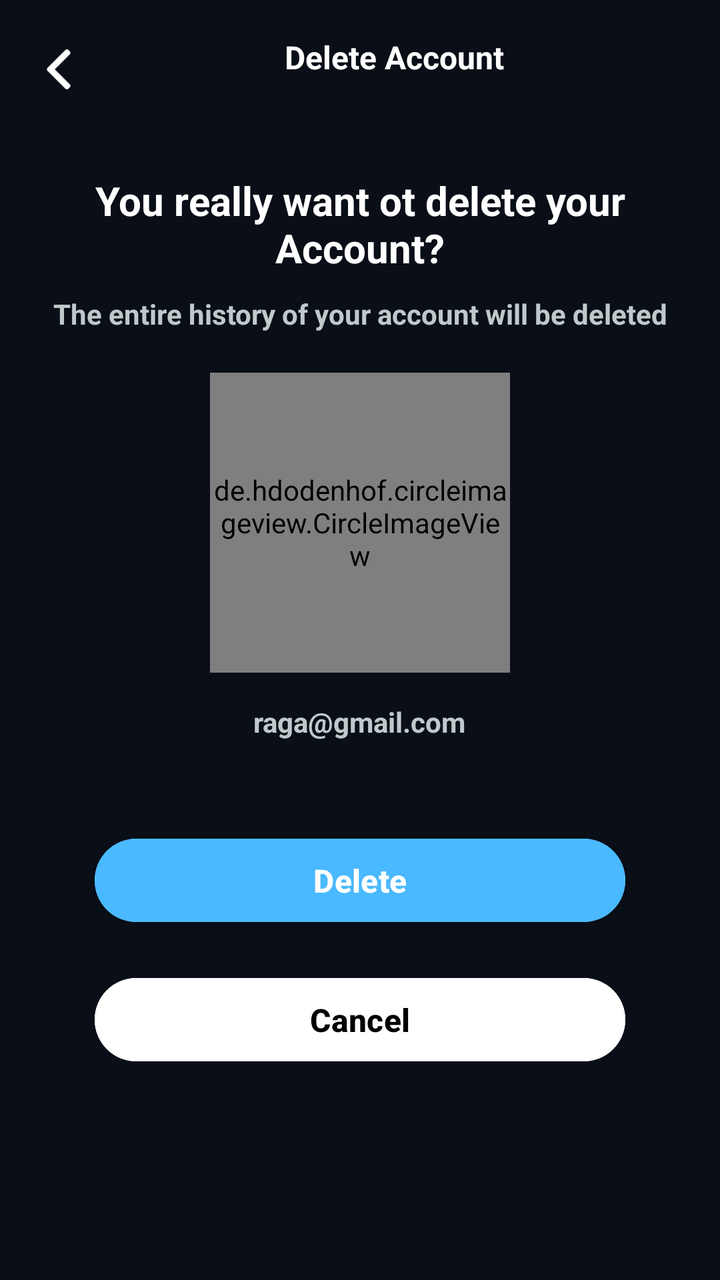
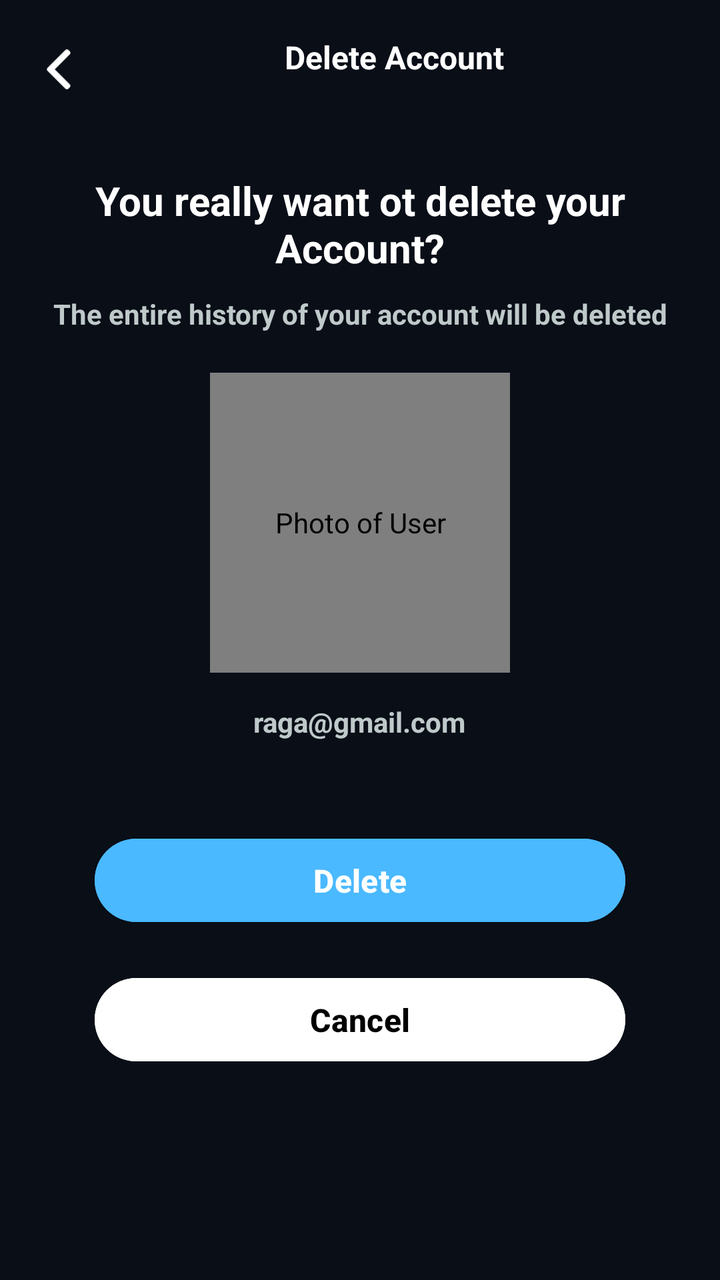

The first picture is an Android layout as it rendered before a commit; the second is the same layout after the commit. The layout source and the unified diff follow.
<!-- AndroidManifest.xml: application theme Theme.StreamingApp -->
<!-- res/layout/fragment_edit_profile.xml -->
<?xml version="1.0" encoding="utf-8"?>
<androidx.constraintlayout.widget.ConstraintLayout xmlns:android="http://schemas.android.com/apk/res/android"
    xmlns:app="http://schemas.android.com/apk/res-auto"
    xmlns:tools="http://schemas.android.com/tools"
    android:layout_width="match_parent"
    android:layout_height="match_parent"
    android:background="@color/blmain"
    tools:context=".presentation.view.EditProfileFragment">

    <androidx.constraintlayout.widget.Guideline
        android:id="@+id/mainglTop"
        android:layout_width="wrap_content"
        android:layout_height="wrap_content"
        android:orientation="horizontal"
        app:layout_constraintGuide_percent="0.02" />

    <androidx.constraintlayout.widget.Guideline
        android:id="@+id/mainglBottom"
        android:layout_width="wrap_content"
        android:layout_height="wrap_content"
        android:orientation="horizontal"
        app:layout_constraintGuide_percent="0.98" />

    <androidx.constraintlayout.widget.Guideline
        android:id="@+id/mainglLeft"
        android:layout_width="wrap_content"
        android:layout_height="wrap_content"
        android:orientation="vertical"
        app:layout_constraintGuide_percent="0.02" />

    <androidx.constraintlayout.widget.Guideline
        android:id="@+id/mainglRight"
        android:layout_width="wrap_content"
        android:layout_height="wrap_content"
        android:orientation="vertical"
        app:layout_constraintGuide_percent="0.98" />


    <ImageView
        android:id="@+id/backIv"
        android:layout_width="24dp"
        android:layout_height="24dp"
        android:layout_margin="10dp"
        android:padding="2dp"
        android:src="@drawable/backgrey64px"
        android:tint="@color/white"
        app:layout_constraintTop_toBottomOf="@+id/mainglTop"
        app:layout_constraintStart_toStartOf="@+id/mainglLeft"
        tools:ignore="UseAppTint" />

    <TextView
        android:layout_width="300dp"
        android:layout_height="wrap_content"
        android:layout_margin="5dp"
        android:elevation="4dp"
        android:text="Delete Account"
        android:textColor="@color/white"
        android:textAlignment="center"
        android:textSize="16sp"
        android:textStyle="bold"
        app:layout_constraintTop_toBottomOf="@+id/mainglTop"
        app:layout_constraintEnd_toStartOf="@+id/mainglRight"
        app:layout_constraintStart_toEndOf="@+id/backIv"/>



    <ScrollView
        android:layout_width="0dp"
        android:layout_height="wrap_content"
        android:fillViewport="true"
        app:layout_constraintEnd_toEndOf="@id/mainglRight"
        app:layout_constraintStart_toStartOf="@id/mainglLeft"
        app:layout_constraintTop_toBottomOf="@+id/backIv"
        >

        <LinearLayout
            android:layout_width="match_parent"
            android:layout_height="wrap_content"
            android:orientation="vertical">

            <TextView
                android:layout_width="wrap_content"
                android:layout_height="wrap_content"
                android:layout_marginTop="40dp"
                android:layout_gravity="center"
                android:gravity="center"
                android:text="You really want ot delete your Account?"
                android:textColor="@color/white"
                android:textSize="20dp"
                android:textStyle="bold"/>

            <TextView
                android:layout_width="wrap_content"
                android:layout_height="wrap_content"
                android:layout_margin="10dp"
                android:layout_gravity="center"
                android:gravity="center"
                android:text="The entire history of your account will be deleted"
                android:textStyle="bold"
                android:textSize="14sp"
                android:textColor="@color/iconColor"/>

            <de.hdodenhof.circleimageview.CircleImageView
                android:id="@+id/userIv"
                android:layout_width="@dimen/dimens_150"
                android:layout_height="@dimen/dimens_150"
                android:layout_margin="10dp"
                android:layout_gravity="center"
                android:src="@drawable/avatarhz"/>

            <TextView
                android:id="@+id/userGmailTv"
                android:layout_width="wrap_content"
                android:layout_height="wrap_content"
                android:maxLines="1"
                android:layout_margin="5dp"
                android:layout_gravity="center"
                android:text="raga@gmail.com"
                android:textColor="@color/iconColor"
                android:textSize="14sp"
                android:textStyle="bold"/>


            <Button
                android:id="@+id/deleteTv"
                android:layout_width="match_parent"
                android:layout_height="wrap_content"
                android:layout_gravity="center"
                android:gravity="center"
                android:padding="10dp"
                android:layout_marginTop="40dp"
                android:layout_marginStart="40dp"
                android:layout_marginEnd="40dp"
                android:text="Delete"
                android:textColor="@color/white"
                android:textSize="16sp"
                android:textStyle="bold"
                android:backgroundTint="@color/bluemain"/>

            <Button
                android:id="@+id/cancelTv"
                android:layout_width="match_parent"
                android:layout_height="wrap_content"
                android:layout_gravity="center"
                android:gravity="center"
                android:padding="10dp"
                android:layout_marginTop="20dp"
                android:layout_marginStart="40dp"
                android:layout_marginEnd="40dp"
                android:text="Cancel"
                android:textColor="@color/black"
                android:textSize="16sp"
                android:textStyle="bold"
                android:backgroundTint="@color/white"
                />


        </LinearLayout>

    </ScrollView>


</androidx.constraintlayout.widget.ConstraintLayout>
<!-- resources referenced by this layout -->
<resources>
  <color name="black">#FF000000</color>
  <color name="blmain">#090E17</color>
  <color name="bluemain">#4AB9FF</color>
  <color name="iconColor">#BFC9CA</color>
  <color name="white">#FFFFFFFF</color>
  <dimen name="dimens_150">150dp</dimen>
  <!-- drawable avatarhz: jpg bitmap (drawable, 90025 bytes) -->
  <!-- drawable backgrey64px: webp bitmap (drawable, 298 bytes) -->
  <style name="Theme.StreamingApp" parent="Base.Theme.StreamingApp" />
  <style name="Base.Theme.StreamingApp" parent="Theme.Material3.DayNight.NoActionBar">
          
          <item name="android:navigationBarColor">@android:color/transparent</item>
  
          
          <item name="android:windowTranslucentStatus">false</item>
          <item name="android:windowTranslucentNavigation">false</item>
          <item name="android:statusBarColor">@color/bluemain</item>
          <item name="android:windowLightStatusBar">true</item>
          <item name="android:windowContentOverlay">@null</item>
  
          <item name="android:windowIsTranslucent">true</item>
  
      </style>
</resources>

<!-- the commit's change to res/layout/fragment_edit_profile.xml (unified diff, before → after) -->
@@ -4,7 +4,7 @@
     xmlns:tools="http://schemas.android.com/tools"
     android:layout_width="match_parent"
     android:layout_height="match_parent"
-    android:background="@color/blmain"
+
     tools:context=".presentation.view.EditProfileFragment">
 
     <androidx.constraintlayout.widget.Guideline
@@ -43,6 +43,7 @@
         android:layout_margin="10dp"
         android:padding="2dp"
         android:src="@drawable/backgrey64px"
+        android:contentDescription="@string/back"
         android:tint="@color/white"
         app:layout_constraintTop_toBottomOf="@+id/mainglTop"
         app:layout_constraintStart_toStartOf="@+id/mainglLeft"
@@ -86,7 +87,7 @@
                 android:gravity="center"
                 android:text="You really want ot delete your Account?"
                 android:textColor="@color/white"
-                android:textSize="20dp"
+                android:textSize="20sp"
                 android:textStyle="bold"/>
 
             <TextView
@@ -106,6 +107,7 @@
                 android:layout_height="@dimen/dimens_150"
                 android:layout_margin="10dp"
                 android:layout_gravity="center"
+                android:contentDescription="@string/user_photo_description"
                 android:src="@drawable/avatarhz"/>
 
             <TextView
<!-- resource entries referenced after the edit -->
@@ -8,12 +8,16 @@
   <dimen name="dimens_150">150dp</dimen>
   <!-- drawable avatarhz: jpg bitmap (drawable, 90025 bytes) -->
   <!-- drawable backgrey64px: webp bitmap (drawable, 298 bytes) -->
+  <string name="back">Back</string>
+  <string name="user_photo_description">Photo of User</string>
   <style name="Theme.StreamingApp" parent="Base.Theme.StreamingApp" />
   <style name="Base.Theme.StreamingApp" parent="Theme.Material3.DayNight.NoActionBar">
           
           <item name="android:navigationBarColor">@android:color/transparent</item>
   
           
+          <item name="android:windowBackground">@color/blmain</item>
+  
           <item name="android:windowTranslucentStatus">false</item>
           <item name="android:windowTranslucentNavigation">false</item>
           <item name="android:statusBarColor">@color/bluemain</item>
